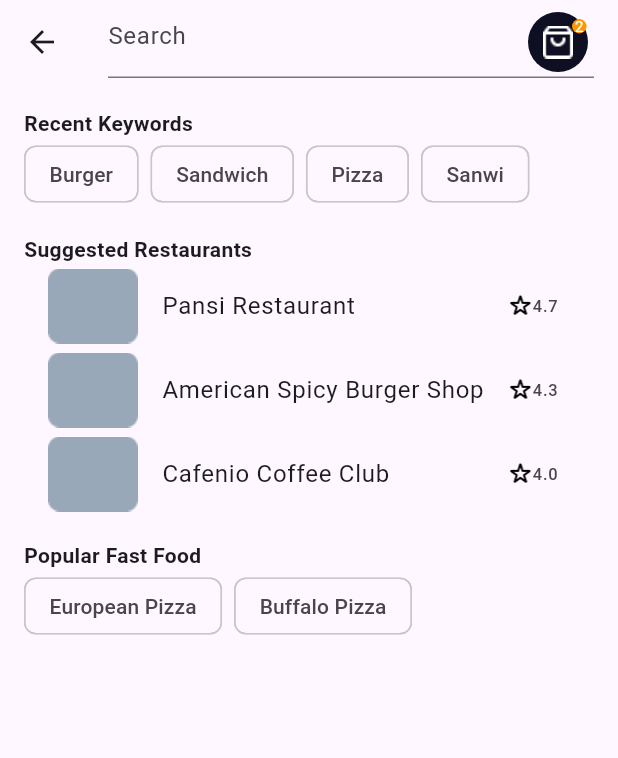
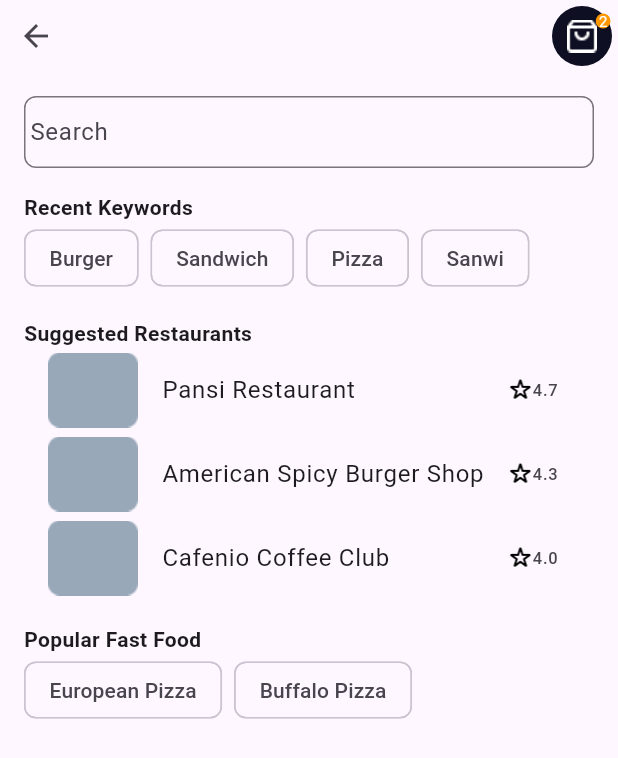
Before and after one commit to ivanMosquedaFTP/figmaChallenge, a Flutter app: the screen it shows after launch, on a phone screen of 412 x 824 dp. Shown: the top 758 px of the screen. Run offline on Flutter 3.47's test engine with Material 3 defaults, Android fonts, the phone set to English and light mode, and no system bars.

Commit message:
fixed search input
was at the appbar, now is below it

```diff
--- a/lib/screens/search_screen.dart
+++ b/lib/screens/search_screen.dart
@@ -19,12 +19,19 @@ class _SearchScreenState extends State<SearchScreen> {
   @override
   Widget build(BuildContext context) {
     return Scaffold(
-      appBar: AppBar(
-        leading: IconButton(icon: Icon(Icons.arrow_back), onPressed: () {}),
-        title: TextField(
-          decoration: InputDecoration(
-            hintText: 'Search',
-            suffixIcon: Stack(
+      body: Column(
+        children: [
+          Container(
+            color: Theme.of(context).appBarTheme.backgroundColor,
+            child: SafeArea(
+              child: Row(
+                children: [
+                  IconButton(
+                    icon: Icon(Icons.arrow_back),
+                    onPressed: () => Navigator.pop(context),
+                  ),
+                  Expanded(child: SizedBox.shrink()),
+                  Stack(
                     children: [
                       IconButton(
                         icon: Image.asset('assets/shoppingCart.png'),
@@ -52,12 +59,25 @@ class _SearchScreenState extends State<SearchScreen> {
                       ),
                     ],
                   ),
+                ],
               ),
             ),
           ),
-      body: SingleChildScrollView(
-        child: Padding(
+          Padding(
             padding: EdgeInsets.all(16.0),
+            child: TextField(
+              decoration: InputDecoration(
+                hintText: 'Search',
+                border: OutlineInputBorder(
+                  borderRadius: BorderRadius.circular(8),
+                ),
+                contentPadding: EdgeInsets.symmetric(vertical: 10),
+              ),
+            ),
+          ),
+          Expanded(
+            child: SingleChildScrollView(
+              padding: EdgeInsets.symmetric(horizontal: 16.0),
               child: Column(
                 crossAxisAlignment: CrossAxisAlignment.start,
                 children: [
@@ -104,6 +124,8 @@ class _SearchScreenState extends State<SearchScreen> {
               ),
             ),
           ),
+        ],
+      ),
     );
   }
 }
```
Lines whose indentation alone changed are shown as unchanged.
